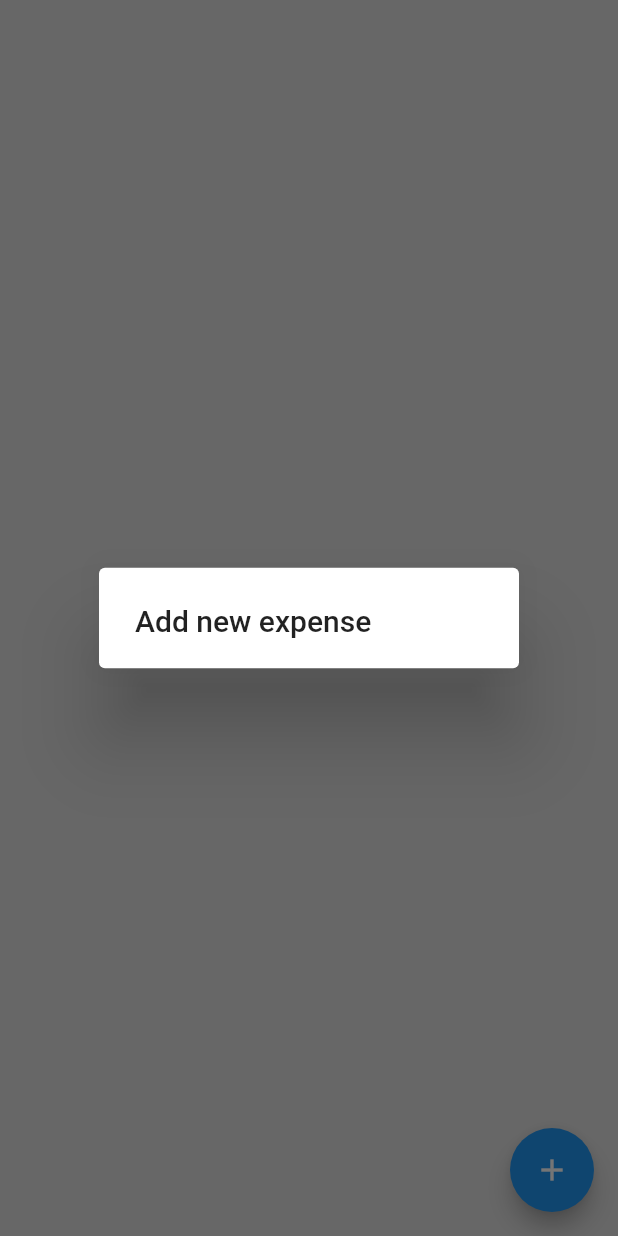
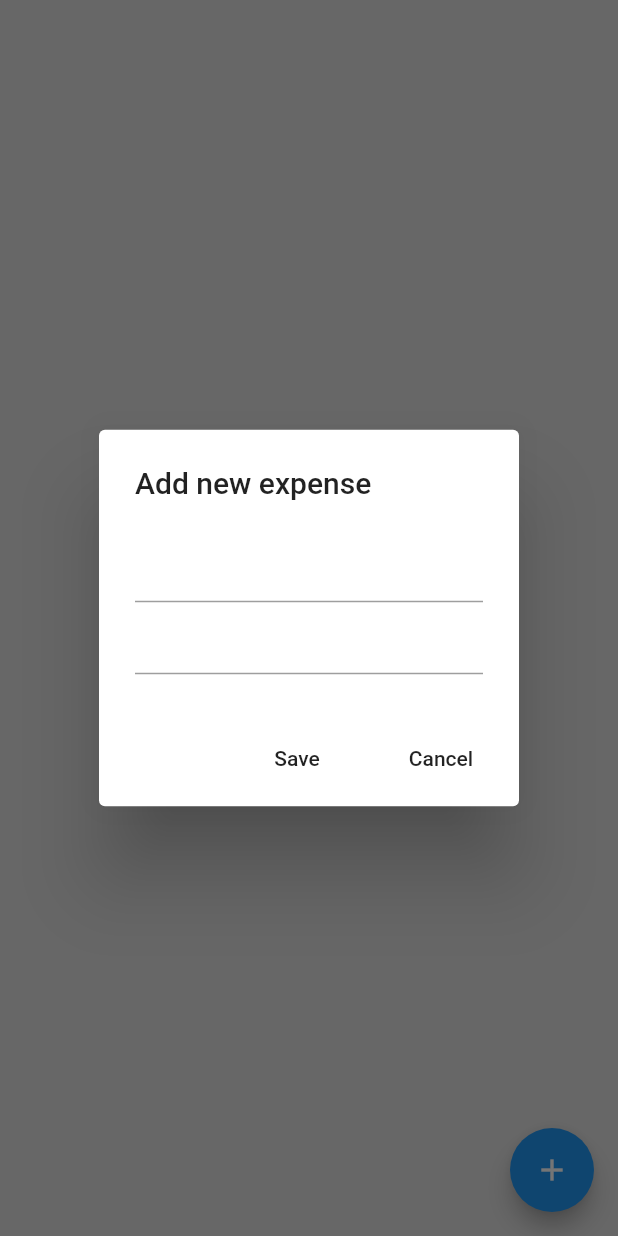
Before and after one commit to kalph1998/expense-tracker-flutter-new, a Flutter app: the screen it shows after launch, after a tap on the "add" icon, on a phone screen of 412 x 824 dp. Run offline on Flutter 3.47's test engine with Material 2 defaults, Android fonts, the phone set to English and light mode, and no system bars.

Commit message:
added methods

```diff
--- a/lib/pages/home_page.dart
+++ b/lib/pages/home_page.dart
@@ -9,14 +9,42 @@
 }
 
 class _HomePageState extends State<HomePage> {
+  final newExpenseNameController = TextEditingController();
+  final newExpenseAmountController = TextEditingController();
+
   void addNewExpense() {
     showDialog(
       context: context,
-      builder: (context) => const AlertDialog(
-        title: Text('Add new expense'),
+      builder: (context) => AlertDialog(
+        title: const Text('Add new expense'),
+        content: Column(
+          mainAxisSize: MainAxisSize.min,
+          children: [
+            TextField(
+              controller: newExpenseNameController,
+            ),
+            TextField(
+              controller: newExpenseAmountController,
+            ),
+          ],
+        ),
+        actions: [
+          MaterialButton(
+            onPressed: save,
+            child: const Text('Save'),
+          ),
+          MaterialButton(
+            onPressed: cancel,
+            child: const Text('Cancel'),
+          )
+        ],
       ),
     );
   }
+
+  void save() {}
+
+  void cancel() {}
 
   @override
   Widget build(BuildContext context) {
```
